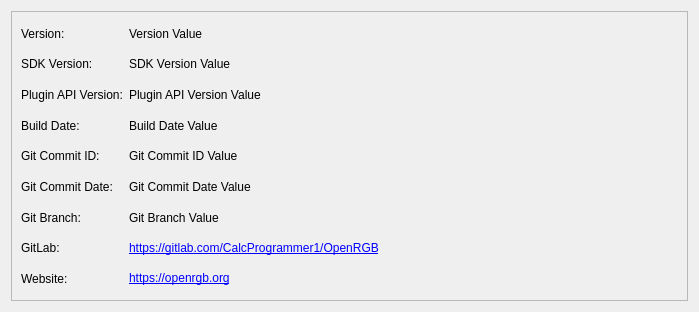
Old version of the form qt/OpenRGBSoftwareInfoPage/OpenRGBSoftwareInfoPage.ui in the repository CalcProgrammer1/OpenRGB.
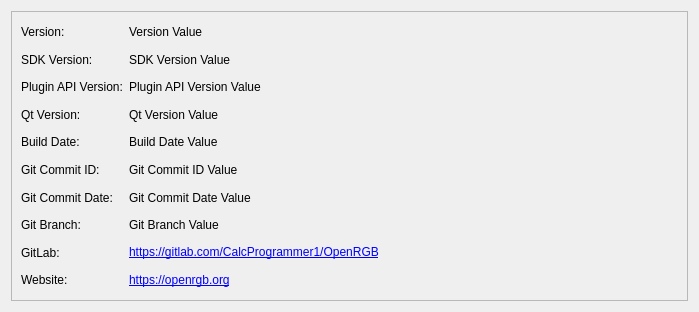
New version of the form.

Commit message: Add Qt version to software information tab

What changed in the file:
```diff
--- a/qt/OpenRGBSoftwareInfoPage/OpenRGBSoftwareInfoPage.ui
+++ b/qt/OpenRGBSoftwareInfoPage/OpenRGBSoftwareInfoPage.ui
@@ -35,112 +35,40 @@
       <enum>QFrame::Sunken</enum>
      </property>
      <layout class="QGridLayout" name="gridLayout_2" columnstretch="0,1">
-      <item row="7" column="1">
-       <widget class="QLabel" name="GitlabLinkValue">
+      <item row="2" column="1">
+       <widget class="QLabel" name="PluginAPIVersionValue">
         <property name="text">
-         <string>&lt;a href=&quot;https://gitlab.com/CalcProgrammer1/OpenRGB&quot;&gt;https://gitlab.com/CalcProgrammer1/OpenRGB&lt;/a&gt;</string>
-        </property>
-        <property name="textFormat">
-         <enum>Qt::RichText</enum>
-        </property>
-        <property name="openExternalLinks">
-         <bool>true</bool>
-        </property>
-       </widget>
-      </item>
-      <item row="4" column="1">
-       <widget class="QLabel" name="GitCommitIDValue">
-        <property name="text">
-         <string notr="true">Git Commit ID Value</string>
-        </property>
-        <property name="textInteractionFlags">
-         <set>Qt::TextSelectableByKeyboard|Qt::TextSelectableByMouse</set>
-        </property>
-       </widget>
-      </item>
-      <item row="4" column="0">
-       <widget class="QLabel" name="GitCommitIDLabel">
-        <property name="text">
-         <string>Git Commit ID:</string>
-        </property>
-       </widget>
-      </item>
-      <item row="8" column="1">
-       <widget class="QLabel" name="WebsiteLinkValue">
-        <property name="text">
-         <string>&lt;a href=&quot;https://openrgb.org&quot;&gt;https://openrgb.org&lt;/a&gt;</string>
-        </property>
-        <property name="textFormat">
-         <enum>Qt::RichText</enum>
-        </property>
-        <property name="openExternalLinks">
-         <bool>true</bool>
-        </property>
-       </widget>
-      </item>
-      <item row="7" column="0">
-       <widget class="QLabel" name="GitlabLinkLabel">
-        <property name="text">
-         <string>GitLab:</string>
-        </property>
-       </widget>
-      </item>
-      <item row="6" column="0">
-       <widget class="QLabel" name="GitBranchLabel">
-        <property name="text">
-         <string>Git Branch:</string>
-        </property>
-       </widget>
-      </item>
-      <item row="3" column="1">
-       <widget class="QLabel" name="BuildDateValue">
-        <property name="text">
-         <string notr="true">Build Date Value</string>
+         <string notr="true">Plugin API Version Value</string>
         </property>
        </widget>
       </item>
       <item row="6" column="1">
-       <widget class="QLabel" name="GitBranchValue">
-        <property name="text">
-         <string notr="true">Git Branch Value</string>
-        </property>
-       </widget>
-      </item>
-      <item row="8" column="0">
-       <widget class="QLabel" name="WebsiteLinkLabel">
-        <property name="text">
-         <string>Website:</string>
-        </property>
-       </widget>
-      </item>
-      <item row="5" column="1">
        <widget class="QLabel" name="GitCommitDateValue">
         <property name="text">
          <string notr="true">Git Commit Date Value</string>
         </property>
        </widget>
       </item>
-      <item row="1" column="0">
-       <widget class="QLabel" name="SDKVersionLabel">
-        <property name="text">
-         <string>SDK Version:</string>
-        </property>
-       </widget>
-      </item>
-      <item row="0" column="0">
-       <widget class="QLabel" name="VersionLabel">
-        <property name="text">
-         <string>Version:</string>
-        </property>
-       </widget>
-      </item>
-      <item row="5" column="0">
+      <item row="6" column="0">
        <widget class="QLabel" name="GitCommitDateLabel">
         <property name="text">
          <string>Git Commit Date:</string>
         </property>
        </widget>
       </item>
+      <item row="9" column="1">
+       <widget class="QLabel" name="WebsiteLinkValue">
+        <property name="text">
+         <string>&lt;a href=&quot;https://openrgb.org&quot;&gt;https://openrgb.org&lt;/a&gt;</string>
+        </property>
+        <property name="textFormat">
+         <enum>Qt::RichText</enum>
+        </property>
+        <property name="openExternalLinks">
+         <bool>true</bool>
+        </property>
+       </widget>
+      </item>
       <item row="0" column="1">
        <widget class="QLabel" name="VersionValue">
         <property name="text">
@@ -149,9 +77,23 @@
        </widget>
       </item>
       <item row="3" column="0">
-       <widget class="QLabel" name="BuildDateLabel">
+       <widget class="QLabel" name="QtVersionLabel">
         <property name="text">
-         <string>Build Date:</string>
+         <string>Qt Version:</string>
+        </property>
+       </widget>
+      </item>
+      <item row="4" column="1">
+       <widget class="QLabel" name="BuildDateValue">
+        <property name="text">
+         <string notr="true">Build Date Value</string>
+        </property>
+       </widget>
+      </item>
+      <item row="7" column="0">
+       <widget class="QLabel" name="GitBranchLabel">
+        <property name="text">
+         <string>Git Branch:</string>
         </property>
        </widget>
       </item>
@@ -162,6 +104,33 @@
         </property>
        </widget>
       </item>
+      <item row="4" column="0">
+       <widget class="QLabel" name="BuildDateLabel">
+        <property name="text">
+         <string>Build Date:</string>
+        </property>
+       </widget>
+      </item>
+      <item row="8" column="1">
+       <widget class="QLabel" name="GitlabLinkValue">
+        <property name="text">
+         <string>&lt;a href=&quot;https://gitlab.com/CalcProgrammer1/OpenRGB&quot;&gt;https://gitlab.com/CalcProgrammer1/OpenRGB&lt;/a&gt;</string>
+        </property>
+        <property name="textFormat">
+         <enum>Qt::RichText</enum>
+        </property>
+        <property name="openExternalLinks">
+         <bool>true</bool>
+        </property>
+       </widget>
+      </item>
+      <item row="7" column="1">
+       <widget class="QLabel" name="GitBranchValue">
+        <property name="text">
+         <string notr="true">Git Branch Value</string>
+        </property>
+       </widget>
+      </item>
       <item row="1" column="1">
        <widget class="QLabel" name="SDKVersionValue">
         <property name="text">
@@ -169,10 +138,55 @@
         </property>
        </widget>
       </item>
-      <item row="2" column="1">
-       <widget class="QLabel" name="PluginAPIVersionValue">
+      <item row="5" column="1">
+       <widget class="QLabel" name="GitCommitIDValue">
         <property name="text">
-         <string notr="true">Plugin API Version Value</string>
+         <string notr="true">Git Commit ID Value</string>
+        </property>
+        <property name="textInteractionFlags">
+         <set>Qt::TextSelectableByKeyboard|Qt::TextSelectableByMouse</set>
+        </property>
+       </widget>
+      </item>
+      <item row="5" column="0">
+       <widget class="QLabel" name="GitCommitIDLabel">
+        <property name="text">
+         <string>Git Commit ID:</string>
+        </property>
+       </widget>
+      </item>
+      <item row="8" column="0">
+       <widget class="QLabel" name="GitlabLinkLabel">
+        <property name="text">
+         <string>GitLab:</string>
+        </property>
+       </widget>
+      </item>
+      <item row="0" column="0">
+       <widget class="QLabel" name="VersionLabel">
+        <property name="text">
+         <string>Version:</string>
+        </property>
+       </widget>
+      </item>
+      <item row="9" column="0">
+       <widget class="QLabel" name="WebsiteLinkLabel">
+        <property name="text">
+         <string>Website:</string>
+        </property>
+       </widget>
+      </item>
+      <item row="1" column="0">
+       <widget class="QLabel" name="SDKVersionLabel">
+        <property name="text">
+         <string>SDK Version:</string>
+        </property>
+       </widget>
+      </item>
+      <item row="3" column="1">
+       <widget class="QLabel" name="QtVersionValue">
+        <property name="text">
+         <string>Qt Version Value</string>
         </property>
        </widget>
       </item>
```
The commit also changes 1 other file.
